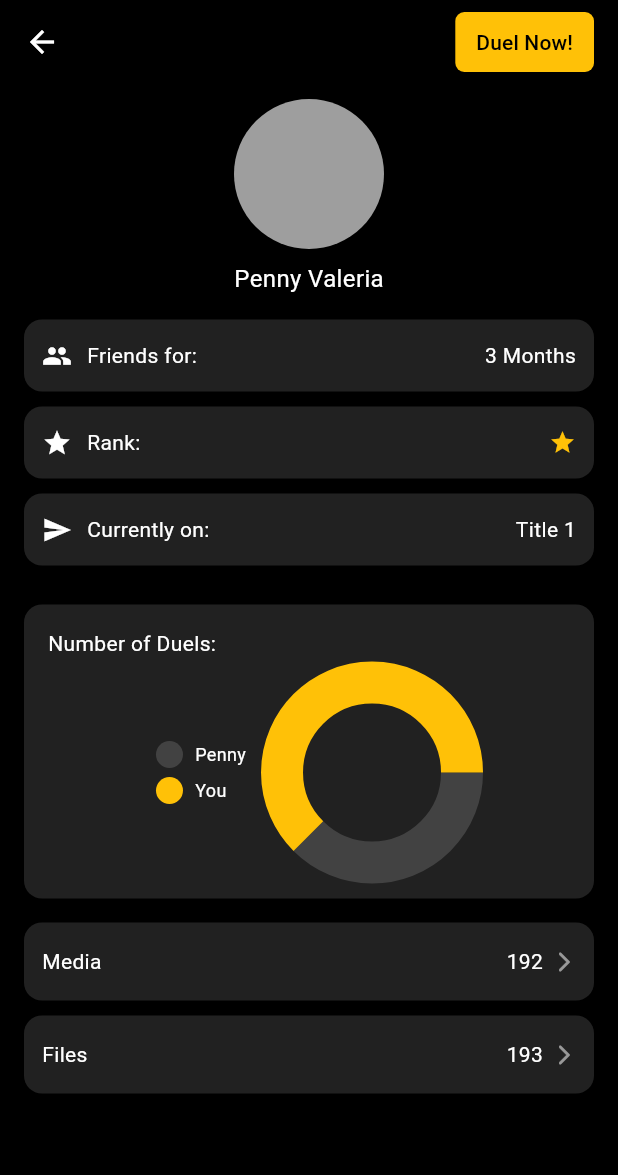
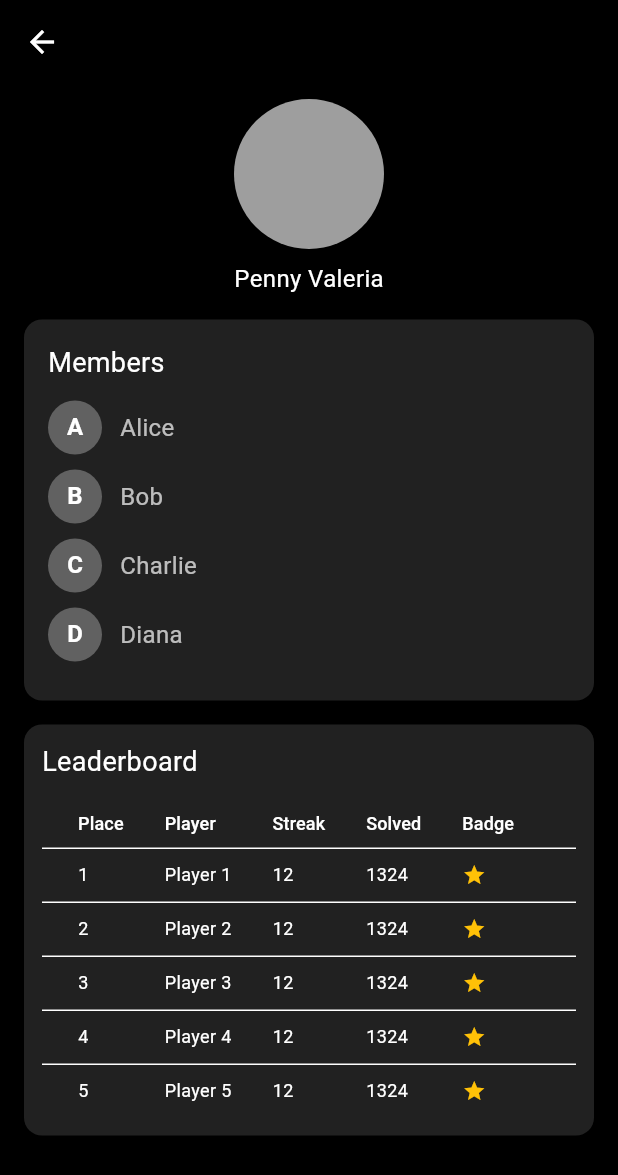
Before and after one commit to GDGVIT/lc-leaderboard-app, a Flutter app: the ProfilePage screen opened directly, on a phone screen of 412 x 824 dp. Shown: the top 1175 px of the screen. Run offline on Flutter 3.47's test engine with Material 3 defaults, Android fonts, the phone set to English and light mode, and no system bars; drawn by our look-alikes of pie_chart; missing offline and left inert: pixelarticons; Roboto replaces fonts that are missing (PixelifySans).

Commit message:
[✅] removed everything but text based input [✅] removed duel [✅] removed google auth [sign in with gmail] [✅] replaced 10. reg.... with daily question and redirect [✅] removed appearance customization from settings

```diff
--- a/leaderboard_app/lib/main.dart
+++ b/leaderboard_app/lib/main.dart
@@ -12,7 +12,9 @@ void main() {
     MultiProvider(
       providers: [
         ChangeNotifierProvider(create: (_) => ThemeProvider()),
-        ChangeNotifierProvider(create: (_) => ChatListProvider()..loadDummyChats(),),
+        ChangeNotifierProvider(
+          create: (_) => ChatListProvider()..loadDummyChats(),
+        ),
         ChangeNotifierProvider(create: (_) => UserProvider()),
       ],
       child: const MainApp(),
--- a/leaderboard_app/lib/pages/dashboard_page.dart
+++ b/leaderboard_app/lib/pages/dashboard_page.dart
@@ -2,7 +2,7 @@ import 'package:flutter/material.dart';
 import 'package:leaderboard_app/components/compact_calendar.dart';
 import 'package:leaderboard_app/components/leaderboard_table.dart';
 import 'package:leaderboard_app/components/problem_table.dart';
-import 'package:leaderboard_app/components/resume_activity.dart';
+import 'package:leaderboard_app/components/daily_activity.dart';
 import 'package:leaderboard_app/components/week_view.dart';
 import 'package:leaderboard_app/components/weekly_stats.dart';
 import 'package:leaderboard_app/provider/user_provider.dart';
@@ -90,7 +90,7 @@ class DashboardPage extends StatelessWidget {
                           children: [
                             WeekView(),
                             const SizedBox(height: 10),
-                            ResumeActivity(),
+                            LeetCodeDailyCard(),
                             const SizedBox(height: 10),
                             LeaderboardTable(),
                             const SizedBox(height: 10),
--- a/leaderboard_app/lib/pages/profile_page.dart
+++ b/leaderboard_app/lib/pages/profile_page.dart
@@ -1,10 +1,14 @@
 import 'package:flutter/material.dart';
-import 'package:leaderboard_app/pages/files_page.dart';
-import 'package:leaderboard_app/pages/media_page.dart';
-import 'package:pie_chart/pie_chart.dart';
 
 class ProfilePage extends StatelessWidget {
   const ProfilePage({super.key});
+
+  final List<Map<String, String>> members = const [
+    {"name": "Alice", "avatar": "A"},
+    {"name": "Bob", "avatar": "B"},
+    {"name": "Charlie", "avatar": "C"},
+    {"name": "Diana", "avatar": "D"},
+  ];
 
   @override
   Widget build(BuildContext context) {
@@ -16,26 +20,6 @@ class ProfilePage extends StatelessWidget {
         backgroundColor: Colors.transparent,
         leading: const BackButton(),
         elevation: 0,
-        actions: [
-          Padding(
-            padding: const EdgeInsets.only(right: 16),
-            child: ElevatedButton(
-              onPressed: () {},
-              style: ElevatedButton.styleFrom(
-                backgroundColor: theme.inversePrimary,
-                foregroundColor: Colors.black,
-                padding: const EdgeInsets.symmetric(
-                  horizontal: 14,
-                  vertical: 8,
-                ),
-                shape: RoundedRectangleBorder(
-                  borderRadius: BorderRadius.circular(6),
-                ),
-              ),
-              child: const Text("Duel Now!"),
-            ),
-          ),
-        ],
       ),
       body: SingleChildScrollView(
         padding: const EdgeInsets.symmetric(horizontal: 16),
@@ -43,7 +27,7 @@ class ProfilePage extends StatelessWidget {
           children: [
             const SizedBox(height: 10),
 
-            // Avatar
+            // Avatar & Name
             const CircleAvatar(radius: 50, backgroundColor: Colors.grey),
             const SizedBox(height: 8),
             const Text(
@@ -53,64 +37,13 @@ class ProfilePage extends StatelessWidget {
 
             const SizedBox(height: 16),
 
-            // Info Tiles
-            _infoTile(Icons.people, "Friends for:", "3 Months"),
-            _infoTile(
-              Icons.star,
-              "Rank:",
-              "Gold",
-              trailingIcon: Icons.star,
-              trailingColor: Colors.amber,
-            ),
-            _infoTile(Icons.send, "Currently on:", "Title 1"),
+            // Members Card
+            _membersCard(),
 
             const SizedBox(height: 16),
 
-            // Duel Stats
-            Container(
-              decoration: BoxDecoration(
-                color: Colors.grey.shade900,
-                borderRadius: BorderRadius.circular(12),
-              ),
-              padding: const EdgeInsets.all(16),
-              width: double.infinity,
-              child: Column(
-                crossAxisAlignment: CrossAxisAlignment.start,
-                children: [
-                  const Text(
-                    "Number of Duels:",
-                    style: TextStyle(color: Colors.white, fontSize: 14),
-                  ),
-                  const SizedBox(height: 8),
-                  PieChart(
-                    dataMap: const {"Penny": 6, "You": 10},
-                    animationDuration: const Duration(milliseconds: 800),
-                    chartLegendSpacing: 16,
-                    chartRadius: 120,
-                    colorList: [Colors.grey.shade800, Colors.amber],
-                    chartType: ChartType.ring,
-                    ringStrokeWidth: 28,
-                    legendOptions: const LegendOptions(
-                      showLegends: true,
-                      legendTextStyle: TextStyle(
-                        color: Colors.white,
-                        fontSize: 12,
-                      ),
-                      legendPosition: LegendPosition.left,
-                    ),
-                    chartValuesOptions: const ChartValuesOptions(
-                      showChartValues: false,
-                    ),
-                  ),
-                ],
-              ),
-            ),
-
-            const SizedBox(height: 16),
-
-            // Bottom Tiles
-            _bottomTile(context, "Media", "192"),
-            _bottomTile(context, "Files", "193"),
+            // Leaderboard Card with DataTable
+            _leaderboardCard(),
 
             const SizedBox(height: 20),
           ],
@@ -119,91 +52,184 @@ class ProfilePage extends StatelessWidget {
     );
   }
 
-  Widget _infoTile(
-    IconData icon,
-    String label,
-    String value, {
-    IconData? trailingIcon,
-    Color? trailingColor,
-  }) {
+  Widget _membersCard() {
     return Container(
-      margin: const EdgeInsets.only(bottom: 10),
-      padding: const EdgeInsets.symmetric(horizontal: 12, vertical: 14),
+      width: double.infinity,
+      padding: const EdgeInsets.all(16),
       decoration: BoxDecoration(
         color: Colors.grey.shade900,
         borderRadius: BorderRadius.circular(12),
       ),
+      child: Column(
+        crossAxisAlignment: CrossAxisAlignment.start,
+        children: [
+          const Text(
+            "Members",
+            style: TextStyle(fontSize: 18),
+          ),
+          const SizedBox(height: 12),
+          ...members.map((member) {
+            return Padding(
+              padding: const EdgeInsets.only(bottom: 10),
               child: Row(
                 children: [
-          Icon(icon, color: Colors.white, size: 20),
-          const SizedBox(width: 10),
-          Expanded(
+                  CircleAvatar(
+                    radius: 18,
+                    backgroundColor: Colors.grey.shade700,
                     child: Text(
-              label,
-              style: const TextStyle(color: Colors.white, fontSize: 14),
+                      member["avatar"] ?? "?",
+                      style: const TextStyle(color: Colors.white, fontWeight: FontWeight.bold),
                     ),
                   ),
-          if (trailingIcon != null)
-            Icon(trailingIcon, color: trailingColor ?? Colors.white, size: 18),
-          if (trailingIcon == null)
+                  const SizedBox(width: 12),
                   Text(
-              value,
-              style: const TextStyle(color: Colors.white, fontSize: 14),
+                    member["name"] ?? "Unknown",
+                    style: const TextStyle(color: Colors.white70, fontSize: 16),
+                  ),
+                ],
+              ),
+            );
+          }).toList(),
+        ],
+      ),
+    );
+  }
+
+  Widget _leaderboardCard() {
+    return Container(
+      padding: const EdgeInsets.all(12),
+      width: double.infinity,
+      decoration: BoxDecoration(
+        color: Colors.grey.shade900,
+        borderRadius: BorderRadius.circular(12),
+      ),
+      child: Column(
+        crossAxisAlignment: CrossAxisAlignment.start, // Align to left
+        mainAxisSize: MainAxisSize.min,
+        children: [
+          const Text(
+            "Leaderboard",
+            style: TextStyle(fontSize: 18),
+          ),
+          const SizedBox(height: 12),
+          SizedBox(
+            width: double.infinity, // Stretch table to max width
+            child: const LeaderboardTable(),
           ),
         ],
       ),
     );
   }
+}
 
-  Widget _bottomTile(BuildContext context, String title, String count) {
-    return Container(
-      margin: const EdgeInsets.only(bottom: 10),
-      decoration: BoxDecoration(
-        borderRadius: BorderRadius.circular(12),
-        color: Colors.grey.shade900,
+class LeaderboardTable extends StatelessWidget {
+  const LeaderboardTable({super.key});
+
+  @override
+  Widget build(BuildContext context) {
+    return DataTable(
+      columnSpacing: 10,
+      dataRowMinHeight: 32,
+      dataRowMaxHeight: 36,
+      headingRowHeight: 32,
+      headingRowColor: MaterialStateProperty.all(
+        Colors.grey[900],
       ),
-      child: Material(
-        color:
-            Colors.transparent, // So the original container color shows through
-        borderRadius: BorderRadius.circular(12),
-        child: InkWell(
-          borderRadius: BorderRadius.circular(12), // Same radius to clip ripple
-          onTap: () {
-            if (title == "Media") {
-              Navigator.push(
-                context,
-                MaterialPageRoute(builder: (_) => const MediaPage()),
-              );
-            } else if (title == "Files") {
-              Navigator.push(
-                context,
-                MaterialPageRoute(builder: (_) => const FilesPage()),
-              );
-            }
-          },
-          child: Padding(
-            padding: const EdgeInsets.symmetric(horizontal: 12, vertical: 16),
-            child: Row(
-              children: [
-                Expanded(
-                  child: Text(
-                    title,
-                    style: const TextStyle(color: Colors.white, fontSize: 14),
+      columns: const [
+        DataColumn(
+          label: Text(
+            "Place",
+            style: TextStyle(
+              color: Colors.white,
+              fontSize: 12,
             ),
           ),
-                Text(
-                  count,
-                  style: const TextStyle(color: Colors.white, fontSize: 14),
         ),
-                const SizedBox(width: 6),
-                const Icon(
-                  Icons.arrow_forward_ios_rounded,
-                  size: 16,
-                  color: Colors.white54,
+        DataColumn(
+          label: Text(
+            "Player",
+            style: TextStyle(
+              color: Colors.white,
+              fontSize: 12,
+            ),
+          ),
+        ),
+        DataColumn(
+          label: Text(
+            "Streak",
+            style: TextStyle(
+              color: Colors.white,
+              fontSize: 12,
+            ),
+          ),
+        ),
+        DataColumn(
+          label: Text(
+            "Solved",
+            style: TextStyle(
+              color: Colors.white,
+              fontSize: 12,
+            ),
+          ),
+        ),
+        DataColumn(
+          label: Text(
+            "Badge",
+            style: TextStyle(
+              color: Colors.white,
+              fontSize: 12,
+            ),
+          ),
         ),
       ],
+      rows: List.generate(
+        5,
+        (index) => DataRow(
+          cells: [
+            DataCell(
+              Text(
+                "${index + 1}",
+                style: const TextStyle(
+                  color: Colors.white,
+                  fontSize: 12,
                 ),
               ),
+            ),
+            DataCell(
+              Text(
+                "Player ${index + 1}",
+                style: const TextStyle(
+                  color: Colors.white,
+                  fontSize: 12,
+                ),
+              ),
+            ),
+            const DataCell(
+              Text(
+                "12",
+                style: TextStyle(
+                  color: Colors.white,
+                  fontSize: 12,
+                ),
+              ),
+            ),
+            const DataCell(
+              Text(
+                "1324",
+                style: TextStyle(
+                  color: Colors.white,
+                  fontSize: 12,
+                ),
+              ),
+            ),
+            const DataCell(
+              Icon(
+                Icons.star,
+                color: Colors.amber,
+                size: 16,
+              ),
+            ),
+          ],
         ),
       ),
     );
```
Also changed, not shown: leaderboard_app/lib/components/daily_activity.dart (renamed from leaderboard_app/lib/components/resume_activity.dart, +8 -14 lines), leaderboard_app/lib/pages/chat_page.dart (+78 -87 lines), leaderboard_app/lib/pages/settings_page.dart (+0 -38 lines), leaderboard_app/lib/pages/signup_page.dart (+0 -42 lines). Lines whose indentation alone changed are shown as unchanged.
